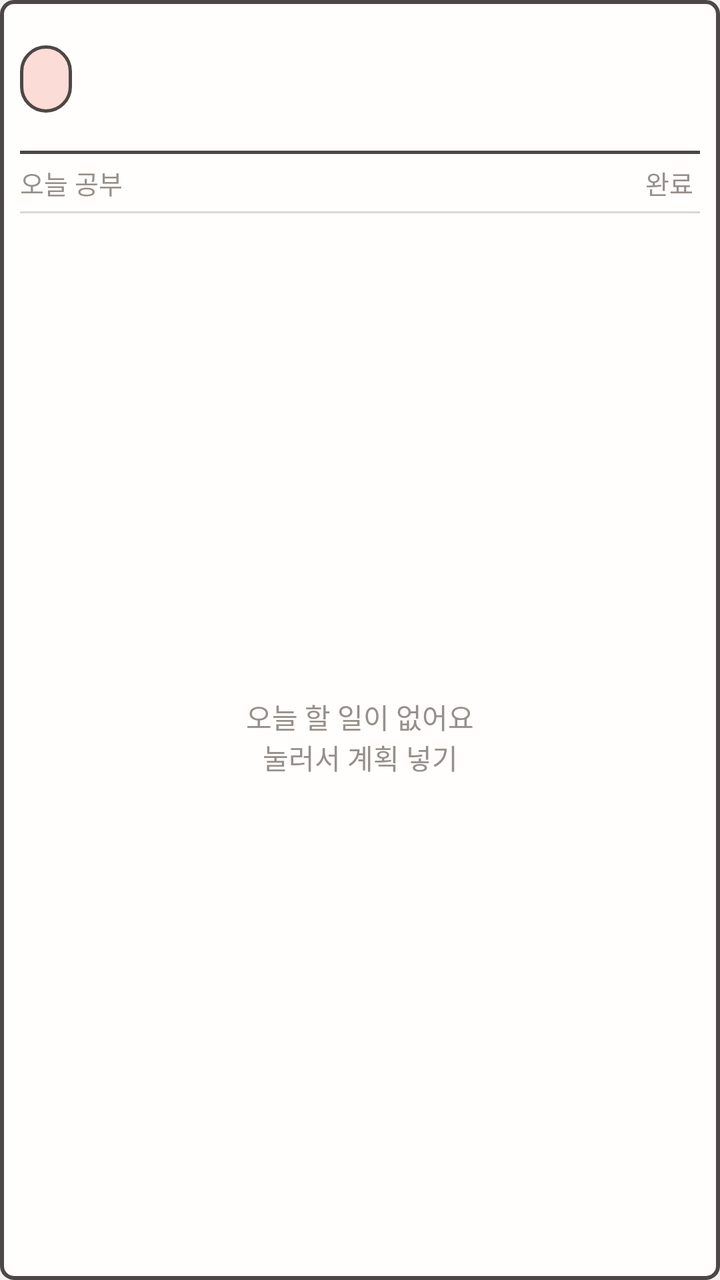
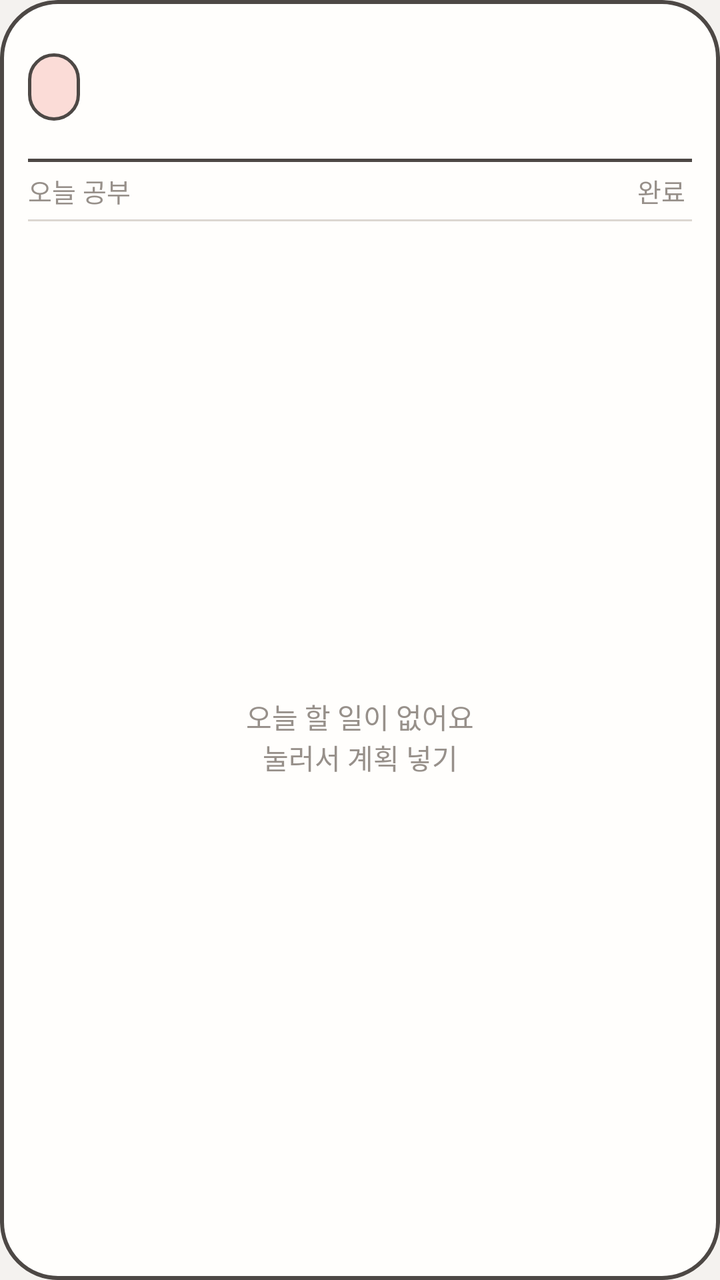

An Android layout rendered at two revisions. The XML below is the earlier revision; the diff shows what the commit changed to produce the second picture.
<!-- AndroidManifest.xml: application theme AppTheme -->
<!-- res/layout/widget_planner.xml -->
<?xml version="1.0" encoding="utf-8"?>
<LinearLayout xmlns:android="http://schemas.android.com/apk/res/android"
    android:id="@+id/w_root"
    android:layout_width="match_parent"
    android:layout_height="match_parent"
    android:background="@drawable/widget_bg"
    android:orientation="vertical"
    android:padding="10dp">

    <LinearLayout
        android:id="@+id/w_head"
        android:layout_width="match_parent"
        android:layout_height="wrap_content"
        android:gravity="center_vertical"
        android:orientation="horizontal">

        <TextView
            android:id="@+id/w_date"
            android:layout_width="wrap_content"
            android:layout_height="wrap_content"
            android:background="@drawable/banner_bg"
            android:paddingStart="12dp"
            android:paddingTop="4dp"
            android:paddingEnd="14dp"
            android:paddingBottom="4dp"
            android:textColor="@color/ink"
            android:textSize="19sp" />

        <TextView
            android:id="@+id/w_stamp"
            android:layout_width="wrap_content"
            android:layout_height="wrap_content"
            android:layout_marginStart="8dp"
            android:background="@drawable/stamp_bg"
            android:paddingStart="8dp"
            android:paddingTop="1dp"
            android:paddingEnd="8dp"
            android:paddingBottom="1dp"
            android:text="참 잘했어"
            android:textColor="@color/pink_deep"
            android:textSize="13sp"
            android:visibility="gone" />

        <LinearLayout
            android:layout_width="0dp"
            android:layout_height="wrap_content"
            android:layout_weight="1"
            android:gravity="end"
            android:orientation="vertical">

            <TextView
                android:id="@+id/w_dlabel"
                android:layout_width="wrap_content"
                android:layout_height="wrap_content"
                android:textColor="@color/muted"
                android:textSize="12sp" />

            <TextView
                android:id="@+id/w_dday"
                android:layout_width="wrap_content"
                android:layout_height="wrap_content"
                android:textColor="@color/pink"
                android:textSize="32sp" />
        </LinearLayout>
    </LinearLayout>

    <TextView
        android:id="@+id/w_quote"
        android:layout_width="match_parent"
        android:layout_height="wrap_content"
        android:layout_marginTop="4dp"
        android:maxLines="2"
        android:ellipsize="end"
        android:textColor="@color/ink"
        android:textSize="14sp"
        android:visibility="gone" />

    <LinearLayout
        android:layout_width="match_parent"
        android:layout_height="1.5dp"
        android:layout_marginTop="6dp"
        android:background="@color/line"
        android:orientation="horizontal" />

    <LinearLayout
        android:layout_width="match_parent"
        android:layout_height="wrap_content"
        android:gravity="center_vertical"
        android:orientation="horizontal"
        android:paddingTop="3dp"
        android:paddingBottom="3dp">

        <TextView
            android:layout_width="wrap_content"
            android:layout_height="wrap_content"
            android:text="오늘 공부 "
            android:textColor="@color/muted"
            android:textSize="13sp" />

        <TextView
            android:id="@+id/w_time"
            android:layout_width="0dp"
            android:layout_height="wrap_content"
            android:layout_weight="1"
            android:textColor="@color/pink"
            android:textSize="17sp" />

        <TextView
            android:layout_width="wrap_content"
            android:layout_height="wrap_content"
            android:text="완료 "
            android:textColor="@color/muted"
            android:textSize="13sp" />

        <TextView
            android:id="@+id/w_done"
            android:layout_width="wrap_content"
            android:layout_height="wrap_content"
            android:textColor="@color/pink"
            android:textSize="17sp" />
    </LinearLayout>

    <LinearLayout
        android:layout_width="match_parent"
        android:layout_height="1dp"
        android:background="@color/line_soft"
        android:orientation="horizontal" />

    <FrameLayout
        android:layout_width="match_parent"
        android:layout_height="0dp"
        android:layout_weight="1">

        <ListView
            android:id="@+id/w_list"
            android:layout_width="match_parent"
            android:layout_height="match_parent"
            android:divider="@color/line_faint"
            android:dividerHeight="1dp" />

        <TextView
            android:id="@+id/w_empty"
            android:layout_width="match_parent"
            android:layout_height="match_parent"
            android:gravity="center"
            android:text="@string/widget_empty"
            android:textColor="@color/muted"
            android:textSize="14sp" />
    </FrameLayout>
</LinearLayout>
<!-- resources referenced by this layout -->
<resources>
  <color name="ink">#45413E</color>
  <color name="line">#4D4845</color>
  <color name="line_faint">#ECE8E3</color>
  <color name="line_soft">#DCD7D1</color>
  <color name="muted">#97908A</color>
  <color name="pink">#EC8C8C</color>
  <color name="pink_deep">#E07272</color>
  <!-- drawable banner_bg (drawable) -->
  <?xml version="1.0" encoding="utf-8"?>
  <shape xmlns:android="http://schemas.android.com/apk/res/android" android:shape="rectangle">
      <solid android:color="@color/pink_fill" />
      <stroke android:width="1.5dp" android:color="@color/line" />
      <corners android:radius="18dp" />
  </shape>
  <!-- drawable stamp_bg (drawable) -->
  <?xml version="1.0" encoding="utf-8"?>
  <shape xmlns:android="http://schemas.android.com/apk/res/android" android:shape="rectangle">
      <solid android:color="@color/pink_fill" />
      <stroke android:width="1dp" android:color="@color/pink_deep" />
      <corners android:radius="12dp" />
  </shape>
  <!-- drawable widget_bg (drawable) -->
  <?xml version="1.0" encoding="utf-8"?>
  <shape xmlns:android="http://schemas.android.com/apk/res/android" android:shape="rectangle">
      <solid android:color="@color/paper" />
      <stroke android:width="2dp" android:color="@color/line" />
      <corners android:radius="6dp" />
  </shape>
  <string name="widget_empty">오늘 할 일이 없어요\n눌러서 계획 넣기</string>
  <style name="AppTheme" parent="@android:style/Theme.Material.Light.NoActionBar">
          <item name="android:windowBackground">@color/bg</item>
          <item name="android:statusBarColor">@color/bg</item>
          <item name="android:windowLightStatusBar">true</item>
          <item name="android:navigationBarColor">@color/bg</item>
      </style>
  <color name="pink_fill">#FBDCD7</color>
  <color name="paper">#FFFEFC</color>
  <color name="bg">#F4F2EF</color>
</resources>

<!-- the commit's change to res/layout/widget_planner.xml (unified diff, before → after) -->
@@ -1,11 +1,12 @@
 <?xml version="1.0" encoding="utf-8"?>
 <LinearLayout xmlns:android="http://schemas.android.com/apk/res/android"
-    android:id="@+id/w_root"
+    android:id="@android:id/background"
     android:layout_width="match_parent"
     android:layout_height="match_parent"
     android:background="@drawable/widget_bg"
     android:orientation="vertical"
-    android:padding="10dp">
+    android:clipToOutline="true"
+    android:padding="14dp">
 
     <LinearLayout
         android:id="@+id/w_head"
<!-- resource entries referenced after the edit -->
@@ -26,7 +26,7 @@
   <shape xmlns:android="http://schemas.android.com/apk/res/android" android:shape="rectangle">
       <solid android:color="@color/paper" />
       <stroke android:width="2dp" android:color="@color/line" />
-      <corners android:radius="6dp" />
+      <corners android:radius="@dimen/widget_radius" />
   </shape>
   <string name="widget_empty">오늘 할 일이 없어요\n눌러서 계획 넣기</string>
   <style name="AppTheme" parent="@android:style/Theme.Material.Light.NoActionBar">
@@ -37,6 +37,7 @@
       </style>
   <color name="pink_fill">#FBDCD7</color>
   <color name="paper">#FFFEFC</color>
+  <dimen name="widget_radius">16dp</dimen>
   <color name="bg">#F4F2EF</color>
 </resources>
 
